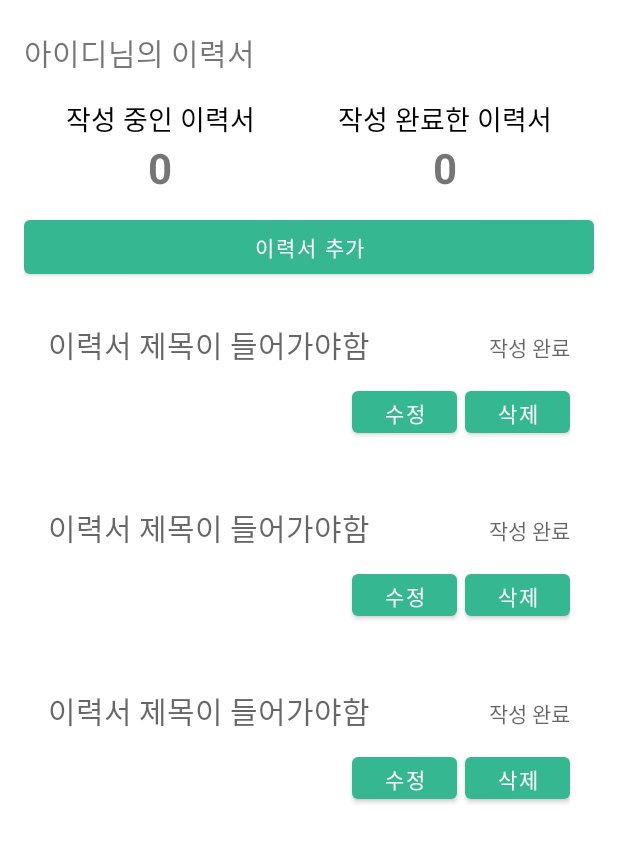
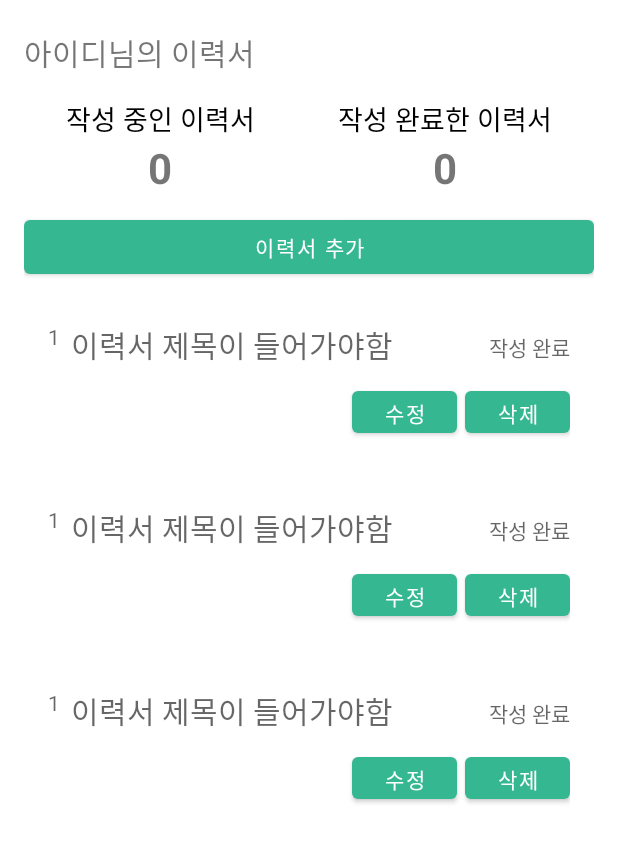
Before and after one commit to k-r-1/hanium-keepwork, an Android app: the layout fragment_resume.xml on its own in the app's theme, with its tools: preview values and no code run, on a phone screen of 412 x 824 dp, the part 110-973 px from its top. Run offline under Robolectric (Android 15) with nearby library versions, the phone set to English and light mode, and no system bars.

Commit message:
토스트 추가

```diff
--- a/app/src/main/java/com/example/a23_hf069/ResumeWriteActivity.kt
+++ b/app/src/main/java/com/example/a23_hf069/ResumeWriteActivity.kt
@@ -64,6 +64,8 @@ class ResumeWriteActivity : AppCompatActivity() {
                 resume_desire,
                 resume_complete
             )
+
+            Toast.makeText(this, "이력서가 임시저장되었습니다", Toast.LENGTH_SHORT).show()
         }
 
         buttonSubmit2.setOnClickListener { // 작성완료
@@ -88,6 +90,8 @@ class ResumeWriteActivity : AppCompatActivity() {
                 resume_desire,
                 resume_complete
             )
+
+            Toast.makeText(this, "이력서가 작성완료되었습니다", Toast.LENGTH_SHORT).show()
         }
     }
 
--- a/app/src/main/res/layout/resume_item.xml
+++ b/app/src/main/res/layout/resume_item.xml
@@ -12,6 +12,12 @@
         android:layout_marginTop="10dp"
         android:layout_marginBottom="10dp"
         android:orientation="horizontal">
+
+        <TextView
+            android:id="@+id/tvListNum"
+            android:layout_width="15dp"
+            android:layout_height="match_parent"
+            android:hint="1" />
 
         <TextView
             android:id="@+id/tvResumeTitle"
```
